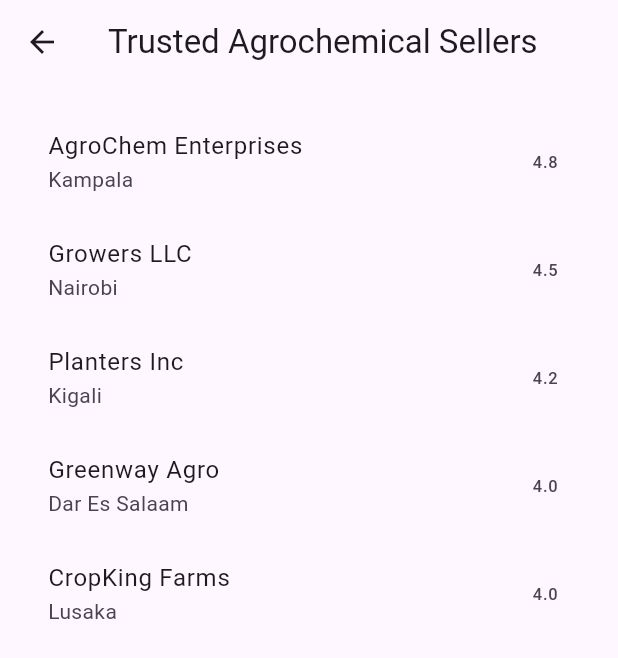
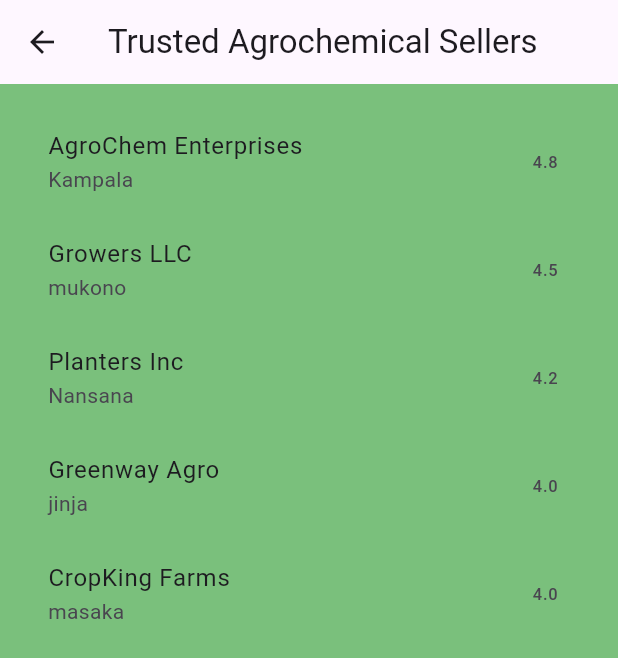
Before and after one commit to agrotrustapp/group32-app, a Flutter app: the screen it shows after launch, after a tap on "View Sellers", on a phone screen of 412 x 824 dp. Shown: the top 658 px of the screen. Run offline on Flutter 3.47's test engine with Material 3 defaults, Android fonts, the light colour scheme and no system bars.

Commit message:
designing home page

```diff
--- a/agritrust/lib/main.dart
+++ b/agritrust/lib/main.dart
@@ -17,7 +17,7 @@ class MyApp extends StatelessWidget {
         primarySwatch: Colors.green,
         visualDensity: VisualDensity.adaptivePlatformDensity,
       ),
-      home: const HomePage(), // Replace with your initial screen
+      home: HomePage(), // Replace with your initial screen
     );
   }
 }
--- a/agritrust/lib/screens/home_page.dart
+++ b/agritrust/lib/screens/home_page.dart
@@ -2,15 +2,22 @@ import 'package:flutter/material.dart';
 // ignore: depend_on_referenced_packages
 // import 'package:agrochemicalsellers/screens/seller_list_screen.dart';
 
+
 class HomePage extends StatelessWidget {
-  const HomePage({super.key});
-
   @override
   Widget build(BuildContext context) {
-    return Scaffold(
+    return Container(
+      decoration: const BoxDecoration(
+        image: DecorationImage(
+          image: AssetImage('assets/images/home_background.jpg'),
+          fit: BoxFit.cover,
+        ),
+      ),
+      child: Scaffold(
         appBar: AppBar(
-        title: const Text('Farmers App'),
+          title: const Text('AgriTrust App'),
         ),
+        backgroundColor: Colors.transparent, // make Scaffold transparent
         body: Center(
           child: Column(
             mainAxisAlignment: MainAxisAlignment.center,
@@ -35,9 +42,12 @@ class HomePage extends StatelessWidget {
             ],
           ),
         ),
+      ),
     );
   }
 }
+
+
 
 class SellerListScreen extends StatefulWidget {
   const SellerListScreen({super.key});
@@ -50,10 +60,10 @@ class SellerListScreen extends StatefulWidget {
 class _SellerListScreenState extends State<SellerListScreen> {
   List<Seller> sellers = [
     Seller(name: 'AgroChem Enterprises', location: 'Kampala', rating: 4.8),
-    Seller(name: 'Growers LLC', location: 'Nairobi', rating: 4.5),
-    Seller(name: 'Planters Inc', location: 'Kigali', rating: 4.2),
-    Seller(name: 'Greenway Agro', location: 'Dar Es Salaam', rating: 4.0),
-    Seller(name: 'CropKing Farms', location: 'Lusaka', rating: 4.0),
+    Seller(name: 'Growers LLC', location: 'mukono', rating: 4.5),
+    Seller(name: 'Planters Inc', location: 'Nansana', rating: 4.2),
+    Seller(name: 'Greenway Agro', location: 'jinja', rating: 4.0),
+    Seller(name: 'CropKing Farms', location: 'masaka', rating: 4.0),
   ];
 
   @override
@@ -62,6 +72,7 @@ class _SellerListScreenState extends State<SellerListScreen> {
       appBar: AppBar(
         title: const Text('Trusted Agrochemical Sellers'),
       ),
+      backgroundColor: const Color.fromARGB(255, 122, 192, 124),
       body: Container(
         padding: const EdgeInsets.all(16),
         child: ListView.builder(
```
Also changed, not shown: agritrust/lib/images/agrochemical.jpg (added), agritrust/lib/images/agrochemicals2.jpg (added). Lines whose indentation alone changed are shown as unchanged.
